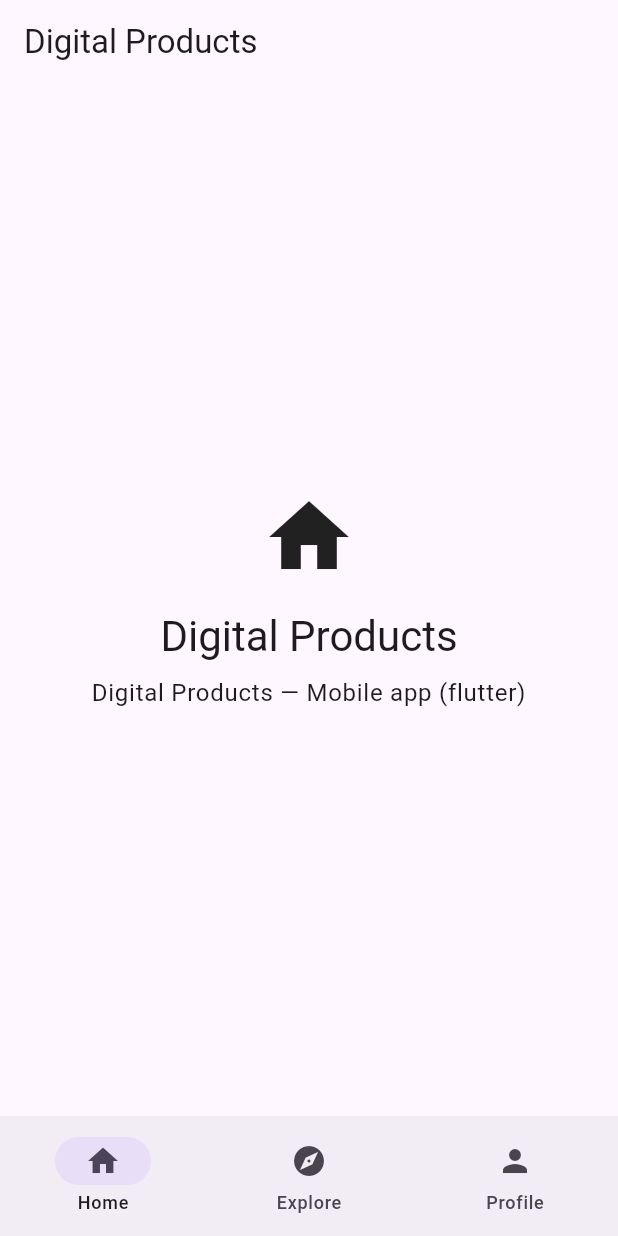
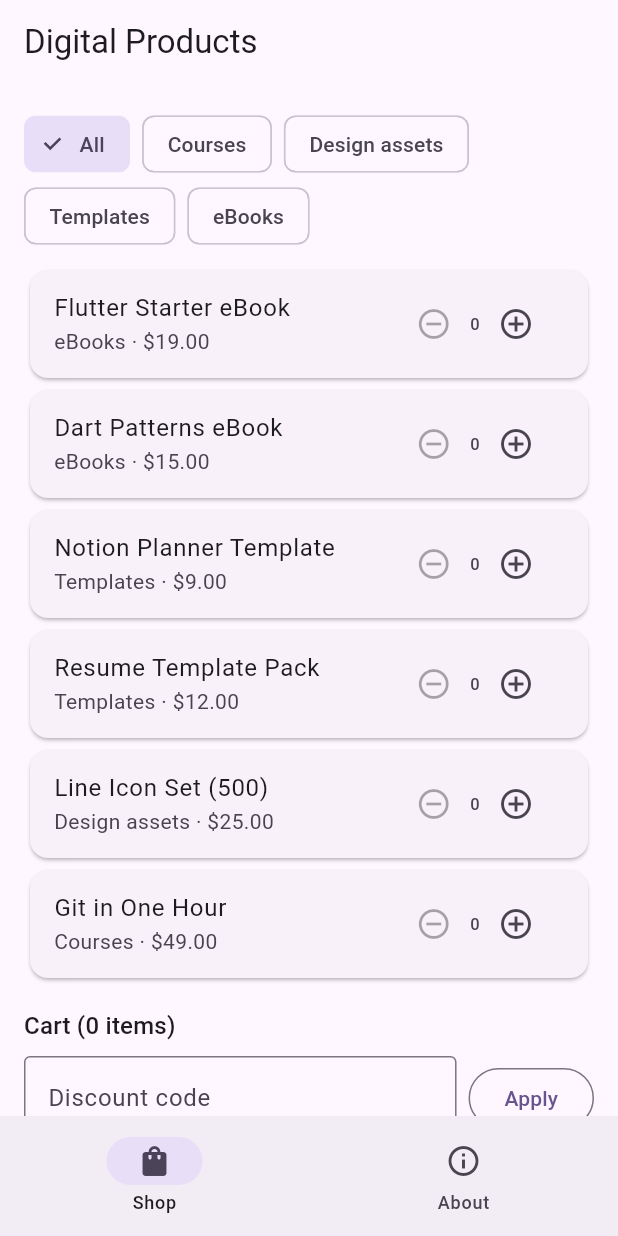
Before and after one commit to bookchaowalit-mobile/bookchaowalit-digital-products-mobile, a Flutter app: the screen it shows after launch, on a phone screen of 412 x 824 dp. Run offline on Flutter 3.47's test engine with Material 3 defaults, Android fonts, the phone set to English and light mode, and no system bars.

Commit message:
feat: implement product catalog and integer-cent cart with discount codes
- Replace the Expo/npm workflow (every step ended in || true) with
  Flutter CI: dart format check, flutter analyze, flutter test.
- Add pure-Dart logic in lib/logic/ with unit tests plus widget tests.
- Replace placeholder Explore/Profile tabs with an About screen.
- Drop unused go_router/flutter_riverpod; regenerate a real pubspec.lock.
- Add docs/UPGRADE-PLAN.md and align README with the code.

Co-Authored-By: Claude Opus 5.5 <noreply@anthropic.com>
Claude-Session: https://claude.ai/code/session_01CtBSFr6s9abQ3XVZsU8QQK

```diff
--- a/analysis_options.yaml
+++ b/analysis_options.yaml
@@ -1 +1,5 @@
+analyzer:
+  exclude:
+    - build/**
+    - android/**
 include: package:flutter_lints/flutter.yaml
--- /dev/null
+++ b/lib/logic/cart.dart
@@ -0,0 +1,147 @@
+/// Catalog and cart maths in integer cents (no floating-point money).
+library;
+
+class Product {
+  const Product({
+    required this.id,
+    required this.name,
+    required this.category,
+    required this.priceCents,
+  });
+
+  final String id;
+  final String name;
+  final String category;
+  final int priceCents;
+}
+
+const sampleCatalog = [
+  Product(
+      id: 'ebook-flutter',
+      name: 'Flutter Starter eBook',
+      category: 'eBooks',
+      priceCents: 1900),
+  Product(
+      id: 'ebook-dart',
+      name: 'Dart Patterns eBook',
+      category: 'eBooks',
+      priceCents: 1500),
+  Product(
+      id: 'tpl-notion',
+      name: 'Notion Planner Template',
+      category: 'Templates',
+      priceCents: 900),
+  Product(
+      id: 'tpl-resume',
+      name: 'Resume Template Pack',
+      category: 'Templates',
+      priceCents: 1200),
+  Product(
+      id: 'icons-line',
+      name: 'Line Icon Set (500)',
+      category: 'Design assets',
+      priceCents: 2500),
+  Product(
+      id: 'course-git',
+      name: 'Git in One Hour',
+      category: 'Courses',
+      priceCents: 4900),
+];
+
+/// Demo discount codes -> percentage off.
+const discountCodes = {'WELCOME10': 10, 'HALFOFF': 50};
+
+List<String> categoriesOf(Iterable<Product> products) =>
+    {for (final p in products) p.category}.toList()..sort();
+
+String formatCents(int cents) {
+  final sign = cents < 0 ? '-' : '';
+  final abs = cents.abs();
+  final whole = (abs ~/ 100).toString().replaceAllMapped(
+        RegExp(r'\B(?=(\d{3})+(?!\d))'),
+        (_) => ',',
+      );
+  return '$sign\$$whole.${(abs % 100).toString().padLeft(2, '0')}';
+}
+
+class CartTotals {
+  const CartTotals({
+    required this.subtotalCents,
+    required this.discountCents,
+    required this.totalCents,
+    required this.itemCount,
+  });
+
+  final int subtotalCents;
+  final int discountCents;
+  final int totalCents;
+  final int itemCount;
+}
+
+class Cart {
+  final Map<String, int> _qty = {};
+  final Map<String, Product> _products = {};
+  String? _code;
+
+  static const maxQuantity = 99;
+
+  Map<String, int> get quantities => Map.unmodifiable(_qty);
+  List<Product> get products => _qty.keys.map((id) => _products[id]!).toList();
+  String? get appliedCode => _code;
+  bool get isEmpty => _qty.isEmpty;
+
+  int quantityOf(String id) => _qty[id] ?? 0;
+
+  void add(Product p) => setQuantity(p, quantityOf(p.id) + 1);
+
+  void remove(Product p) => setQuantity(p, quantityOf(p.id) - 1);
+
+  /// Sets the quantity (clamped to 0..[maxQuantity]); 0 removes the line.
+  void setQuantity(Product p, int qty) {
+    final q = qty.clamp(0, maxQuantity);
+    if (q == 0) {
+      _qty.remove(p.id);
+      _products.remove(p.id);
+    } else {
+      _qty[p.id] = q;
+      _products[p.id] = p;
+    }
+  }
+
+  /// Applies a code (case-insensitive). Returns false and keeps the previous
+  /// code when it is unknown. An empty code clears the discount.
+  bool applyCode(String code) {
+    final c = code.trim().toUpperCase();
+    if (c.isEmpty) {
+      _code = null;
+      return true;
+    }
+    if (!discountCodes.containsKey(c)) return false;
+    _code = c;
+    return true;
+  }
+
+  void clear() {
+    _qty.clear();
+    _products.clear();
+    _code = null;
+  }
+
+  CartTotals totals() {
+    var subtotal = 0;
+    var count = 0;
+    _qty.forEach((id, q) {
+      subtotal += _products[id]!.priceCents * q;
+      count += q;
+    });
+    final pct = _code == null ? 0 : discountCodes[_code]!;
+    // Round the discount half-up to the nearest cent.
+    final discount = (subtotal * pct + 50) ~/ 100;
+    return CartTotals(
+      subtotalCents: subtotal,
+      discountCents: discount,
+      totalCents: subtotal - discount,
+      itemCount: count,
+    );
+  }
+}
--- a/lib/main.dart
+++ b/lib/main.dart
@@ -1,7 +1,7 @@
 import 'package:flutter/material.dart';
+
+import 'screens/about_screen.dart';
 import 'screens/home_screen.dart';
-import 'screens/explore_screen.dart';
-import 'screens/profile_screen.dart';
 
 void main() {
   runApp(const DigitalProductsApp());
@@ -14,6 +14,7 @@ class DigitalProductsApp extends StatelessWidget {
   Widget build(BuildContext context) {
     return MaterialApp(
       title: 'Digital Products',
+      debugShowCheckedModeBanner: false,
       theme: ThemeData(
         colorSchemeSeed: Colors.deepPurple,
         useMaterial3: true,
@@ -31,25 +32,27 @@ class DigitalProductsApp extends StatelessWidget {
 
 class MainShell extends StatefulWidget {
   const MainShell({super.key});
+
   @override
   State<MainShell> createState() => _MainShellState();
 }
 
 class _MainShellState extends State<MainShell> {
   int _index = 0;
-  final _pages = const [HomeScreen(), ExploreScreen(), ProfileScreen()];
 
   @override
   Widget build(BuildContext context) {
     return Scaffold(
-      body: _pages[_index],
+      body: IndexedStack(
+        index: _index,
+        children: const [HomeScreen(), AboutScreen()],
+      ),
       bottomNavigationBar: NavigationBar(
         selectedIndex: _index,
         onDestinationSelected: (i) => setState(() => _index = i),
         destinations: const [
-          NavigationDestination(icon: Icon(Icons.home), label: 'Home'),
-          NavigationDestination(icon: Icon(Icons.explore), label: 'Explore'),
-          NavigationDestination(icon: Icon(Icons.person), label: 'Profile'),
+          NavigationDestination(icon: Icon(Icons.shopping_bag), label: 'Shop'),
+          NavigationDestination(icon: Icon(Icons.info_outline), label: 'About'),
         ],
       ),
     );
--- a/lib/screens/explore_screen.dart
+++ /dev/null
@@ -1,13 +0,0 @@
-import 'package:flutter/material.dart';
-
-class ExploreScreen extends StatelessWidget {
-  const ExploreScreen({super.key});
-
-  @override
-  Widget build(BuildContext context) {
-    return Scaffold(
-      appBar: AppBar(title: const Text('Explore')),
-      body: const Center(child: Text('Explore Digital Products features')),
-    );
-  }
-}
--- a/lib/screens/home_screen.dart
+++ b/lib/screens/home_screen.dart
@@ -1,25 +1,143 @@
 import 'package:flutter/material.dart';
 
-class HomeScreen extends StatelessWidget {
-  const HomeScreen({super.key});
+import '../logic/cart.dart';
+
+class HomeScreen extends StatefulWidget {
+  const HomeScreen({super.key, this.catalog = sampleCatalog});
+
+  final List<Product> catalog;
+
+  @override
+  State<HomeScreen> createState() => _HomeScreenState();
+}
+
+class _HomeScreenState extends State<HomeScreen> {
+  final _cart = Cart();
+  final _code = TextEditingController();
+  String? _category;
+  String? _codeError;
+
+  @override
+  void dispose() {
+    _code.dispose();
+    super.dispose();
+  }
+
+  void _applyCode() {
+    setState(() {
+      _codeError = _cart.applyCode(_code.text) ? null : 'Unknown code';
+    });
+  }
 
   @override
   Widget build(BuildContext context) {
+    final textTheme = Theme.of(context).textTheme;
+    final categories = categoriesOf(widget.catalog);
+    final visible = widget.catalog
+        .where((p) => _category == null || p.category == _category)
+        .toList();
+    final totals = _cart.totals();
     return Scaffold(
       appBar: AppBar(title: const Text('Digital Products')),
-      body: Center(
-        child: Column(
-          mainAxisAlignment: MainAxisAlignment.center,
-          children: [
-            const Icon(Icons.home, size: 64),
-            const SizedBox(height: 16),
-            Text('Digital Products', style: Theme.of(context).textTheme.headlineMedium),
-            const SizedBox(height: 8),
-            Text('Digital Products — Mobile app (flutter)',
-                style: Theme.of(context).textTheme.bodyLarge,
-                textAlign: TextAlign.center),
-          ],
-        ),
+      body: ListView(
+        padding: const EdgeInsets.all(16),
+        children: [
+          Wrap(
+            spacing: 8,
+            children: [
+              ChoiceChip(
+                label: const Text('All'),
+                selected: _category == null,
+                onSelected: (_) => setState(() => _category = null),
+              ),
+              for (final c in categories)
+                ChoiceChip(
+                  label: Text(c),
+                  selected: _category == c,
+                  onSelected: (_) => setState(() => _category = c),
+                ),
+            ],
+          ),
+          const SizedBox(height: 8),
+          for (final p in visible)
+            Card(
+              child: ListTile(
+                title: Text(p.name),
+                subtitle: Text('${p.category} · ${formatCents(p.priceCents)}'),
+                trailing: Row(
+                  mainAxisSize: MainAxisSize.min,
+                  children: [
+                    IconButton(
+                      tooltip: 'Remove one ${p.name}',
+                      icon: const Icon(Icons.remove_circle_outline),
+                      onPressed: _cart.quantityOf(p.id) == 0
+                          ? null
+                          : () => setState(() => _cart.remove(p)),
+                    ),
+                    Text('${_cart.quantityOf(p.id)}'),
+                    IconButton(
+                      key: Key('add-${p.id}'),
+                      tooltip: 'Add ${p.name}',
+                      icon: const Icon(Icons.add_circle_outline),
+                      onPressed: () => setState(() => _cart.add(p)),
+                    ),
+                  ],
+                ),
+              ),
+            ),
+          const SizedBox(height: 16),
+          Text('Cart (${totals.itemCount} items)',
+              style: textTheme.titleMedium),
+          const SizedBox(height: 8),
+          Row(
+            children: [
+              Expanded(
+                child: TextField(
+                  key: const Key('code-input'),
+                  controller: _code,
+                  textCapitalization: TextCapitalization.characters,
+                  decoration: InputDecoration(
+                    labelText: 'Discount code',
+                    border: const OutlineInputBorder(),
+                    errorText: _codeError,
+                  ),
+                ),
+              ),
+              const SizedBox(width: 8),
+              OutlinedButton(
+                key: const Key('apply-code'),
+                onPressed: _applyCode,
+                child: const Text('Apply'),
+              ),
+            ],
+          ),
+          const SizedBox(height: 8),
+          _row('Subtotal', formatCents(totals.subtotalCents)),
+          if (totals.discountCents > 0)
+            _row(
+              'Discount (${_cart.appliedCode})',
+              formatCents(-totals.discountCents),
+            ),
+          _row('Total', formatCents(totals.totalCents), key: 'total'),
+          const SizedBox(height: 8),
+          const Text(
+            'Demo cart only: there is no checkout or payment.',
+            style: TextStyle(fontStyle: FontStyle.italic),
+          ),
+        ],
+      ),
+    );
+  }
+
+  Widget _row(String label, String value, {String? key}) {
+    return Padding(
+      padding: const EdgeInsets.symmetric(vertical: 2),
+      child: Row(
+        children: [
+          Text(label),
+          const Spacer(),
+          Text(value, key: key == null ? null : Key(key)),
+        ],
       ),
     );
   }
--- a/pubspec.yaml
+++ b/pubspec.yaml
@@ -1,5 +1,5 @@
 name: digital_products
-description: "Digital Products — Mobile app (flutter)"
+description: "Browse a small catalog of digital products and build a cart with an accurate total."
 publish_to: "none"
 version: 1.0.0+1
 
@@ -10,8 +10,6 @@ dependencies:
   flutter:
     sdk: flutter
   cupertino_icons: ^1.0.8
-  go_router: ^14.2.0
-  flutter_riverpod: ^2.5.1
 
 dev_dependencies:
   flutter_test:
```
Also changed, not shown: lib/screens/about_screen.dart (added, +61 -0 lines), lib/screens/profile_screen.dart (deleted, +0 -24 lines), pubspec.lock, 5 other files.
